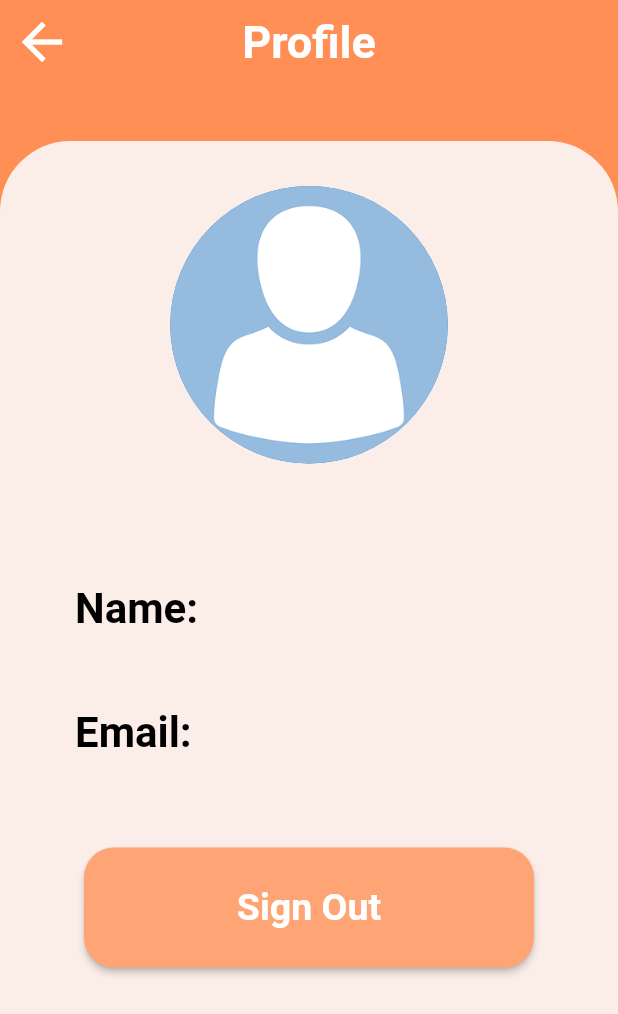
After one commit to acm-projects/RememberMe, a Flutter app: the Profile screen opened directly, on a phone screen of 412 x 824 dp. The commit adds this screen. Shown: the top 1014 px of the screen. Run offline on Flutter 3.47's test engine with Material 2 defaults, Android fonts, the light colour scheme and no system bars; our stand-ins replace carousel_slider, cloud_firestore, firebase_auth, firebase_core; accounts and stored records are empty.

Commit message:
created profile page, login and signup page now lead to a screen when signed in.

```diff
--- a/lib/screens/login.dart
+++ b/lib/screens/login.dart
@@ -1,4 +1,6 @@
+import 'package:firebase_auth/firebase_auth.dart';
 import 'package:flutter/material.dart';
+import 'profile.dart';
 import 'package:rememberme/services/authservice.dart';
 
 class LoginPage extends StatefulWidget {
@@ -10,13 +12,14 @@ class LoginPage extends StatefulWidget {
 
 class _LoginPageState extends State<LoginPage> {
   final _formKey = GlobalKey<FormState>();
+  final auth = FirebaseAuth.instance;
 
   late String _email, _password;
 
   @override
   Widget build(BuildContext context) {
     return Scaffold(
-      resizeToAvoidBottomInset: false,
+      //resizeToAvoidBottomInset: false,
       body: Stack(
         alignment: Alignment.topLeft,
         children: [
@@ -24,6 +27,7 @@ class _LoginPageState extends State<LoginPage> {
             decoration: const BoxDecoration(
               color: Color(0xFFFF8F54),
             ),
+            child: SingleChildScrollView(
               child: Column(
                 mainAxisAlignment: MainAxisAlignment.end,
                 children: <Widget> [
@@ -140,6 +144,7 @@ class _LoginPageState extends State<LoginPage> {
                 ],
               ),
             ),
+          ),
           Padding(
             padding: const EdgeInsets.fromLTRB(5, 65, 0, 0),
             child: Stack (
@@ -177,24 +182,41 @@ class _LoginPageState extends State<LoginPage> {
       ),
     );
   }
-  void _submit() {
-    ScaffoldMessenger.of(context).showSnackBar(
+
+
+
+  void _submit() async {
+    String? message = await AuthService.login(_email, _password);
+    if (message != null) {
+      print("ERROR OCCURED WHEN LOGGING IN");
+    }
+    else {
+      Navigator.of(context).pushReplacement(MaterialPageRoute(builder: (context) => Profile()));
+    }
+    //else {
+    // print
+    //}*/
+    /*ScaffoldMessenger.of(context).showSnackBar(
       SnackBar(
-        content: FutureBuilder<String?>(
+        content: FutureBuilder<String?> (
           future: AuthService.login(_email, _password),
           builder: (BuildContext context, AsyncSnapshot<String?> snapshot) {
             if (snapshot.hasData) {
-              if (snapshot.data == null) {
+              if (snapshot.data != null) {
+                return Text(snapshot.data!);
+               // Navigator.of(context).pushReplacement(MaterialPageRoute(builder: (context) => Profile()));
+
+              } else {
+                //Navigator.of(context).pushReplacement(MaterialPageRoute(builder: (context) => Profile()));
                 return const Text('Logged in!');
-              } else {
-                return Text(snapshot.data!);
               }
-            } else {
+            }
+            else {
                return const Text('Logging in...');
             }
           },
         ),
       ),
-    );
+    );*/
   }
 }
--- /dev/null
+++ b/lib/screens/profile.dart
@@ -0,0 +1,193 @@
+import 'package:flutter/material.dart';
+import 'package:rememberme/screens/login-signup.dart';
+import 'package:rememberme/services/authservice.dart';
+import 'package:firebase_auth/firebase_auth.dart';
+
+
+class Profile extends StatefulWidget {
+  const Profile({super.key});
+
+  @override
+  State<Profile> createState() => _ProfileState();
+}
+
+class _ProfileState extends State<Profile> {
+  final auth = FirebaseAuth.instance;
+
+  @override
+  Widget build(BuildContext context) {
+    return Scaffold(
+      resizeToAvoidBottomInset: false,
+        appBar: AppBar(
+          backgroundColor: const Color(0xFFFF8F54),
+          elevation: 0,
+          centerTitle: true,
+          title: const Text(
+              'Profile',
+              style: TextStyle(
+                color: Colors.white,
+                fontWeight: FontWeight.bold,
+                fontSize: 30,
+              ),
+        ),
+        leading: IconButton(
+          icon: const Icon(
+          Icons.arrow_back,
+          color: Colors.white,
+          size: 40,
+        ),
+        onPressed: () {
+            Navigator.pop(context);
+          }
+
+          ), // IconButton
+    ),
+
+      body: Stack(
+        alignment: Alignment.topLeft,
+        children: [
+          Container(
+            decoration: const BoxDecoration(
+              color: Color(0xFFFF8F54),
+            ),
+            child: Column(
+              mainAxisAlignment: MainAxisAlignment.end,
+              children: [
+                Container(
+                  height: 730,
+                  width: 500,
+                  color: Colors.transparent,
+
+                  child: Container(
+                    decoration: const BoxDecoration(
+                      color: Color.fromRGBO(251,248,248, 0.9),
+                      borderRadius: BorderRadius.only(topLeft: Radius.circular(47.0), topRight: Radius.circular(47.0), bottomLeft: Radius.zero, bottomRight: Radius.zero),
+                    ),
+                    child: Column(
+                      mainAxisAlignment: MainAxisAlignment.start,
+                      children: <Widget> [
+                        const Padding(
+                          padding: EdgeInsets.all(30),
+                          child: SizedBox(
+                            height: 185,
+                            width: 185,
+                            child: CircleAvatar(
+                              // add image to assets folder or get image from firebase and put here
+                              backgroundImage: AssetImage('assets/avatar.webp'),
+                            ),
+                          ),
+                        ),
+                        Row(
+                          children: [
+                            const Padding(
+                              padding: EdgeInsets.fromLTRB(50, 50, 0, 0),
+                              child: Text(
+                                'Name:',
+                                style: TextStyle(
+                                  color: Colors.black,
+                                  fontWeight: FontWeight.bold,
+                                  fontSize: 28,
+                                ),
+                                textAlign: TextAlign.left,
+                              ),
+                            ),
+                            Padding(
+                              padding: EdgeInsets.fromLTRB(50, 50, 0, 0),
+                              child: Text(
+                                displayName(),
+                                style: TextStyle(
+                                  color: Colors.black,
+                                  fontWeight: FontWeight.bold,
+                                  fontSize: 28,
+                                ),
+                                textAlign: TextAlign.center,
+                              ),
+                            ),
+                          ],
+                        ),
+                        Row(
+                          children: [
+                            const Padding(
+                              padding: EdgeInsets.fromLTRB(50, 50, 0, 60),
+                              child: Text(
+                                'Email:',
+                                style: TextStyle(
+                                  color: Colors.black,
+                                  fontWeight: FontWeight.bold,
+                                  fontSize: 28,
+                                ),
+                                textAlign: TextAlign.center,
+                              ),
+                            ),
+                            Padding(
+                              padding: EdgeInsets.fromLTRB(50, 50, 0, 60),
+                              child: Text(
+                                displayEmail(),
+                                style: const TextStyle(
+                                  color: Colors.black,
+                                  fontWeight: FontWeight.bold,
+                                  fontSize: 28,
+                                ),
+                                textAlign: TextAlign.center,
+                              ),
+                            ),
+                          ],
+                        ),
+                        SizedBox(
+                          height: 80,
+                          width: 300,
+                          child: ElevatedButton(
+                            onPressed: () {
+                              auth.signOut();
+                              Navigator.of(context).pushReplacement(MaterialPageRoute(builder: (context) => LoginOptions()));
+                            },
+                            style: ElevatedButton.styleFrom(
+                              backgroundColor: const Color.fromRGBO(255,164,116, 1),
+                              shape: RoundedRectangleBorder( //to set border radius to button
+                                  borderRadius: BorderRadius.circular(20)
+                              ),
+                            ),
+                            child: const Text(
+                              'Sign Out',
+                              style: TextStyle(
+                                color: Colors.white,
+                                fontWeight: FontWeight.bold,
+                                fontSize: 25,
+                              ),
+                            ),
+                          ),
+                        ),
+                      ],
+                    ),
+                  ),
+                ),
+              ],
+            ),
+          ),
+        ],
+      ),
+    );
+  }
+
+  String displayName() {
+    String name = "";
+    if (AuthService.getUser() != null) {
+      if (AuthService.getUser()?.displayName != null) {
+        name = (AuthService.getUser()?.displayName).toString();
+      }
+    }
+    return name;
+  }
+
+  String displayEmail() {
+    String email = "";
+    if (AuthService.getUser() != null) {
+      if (AuthService.getUser()?.email != null) {
+        email = (AuthService.getUser()?.email).toString();
+      }
+    }
+    return email;
+  }
+
+
+  }
--- a/lib/screens/signup.dart
+++ b/lib/screens/signup.dart
@@ -1,4 +1,5 @@
 import 'package:flutter/material.dart';
+import 'package:rememberme/screens/profile.dart';
 import 'package:rememberme/services/authservice.dart';
 
 class SignUp extends StatefulWidget {
@@ -10,6 +11,7 @@ class SignUp extends StatefulWidget {
 
 class _SignUpState extends State<SignUp> {
   final _formKey = GlobalKey<FormState>();
+  //final auth = FirebaseAuth.instance;
 
   late String _email ,_password, _name;
 
@@ -203,7 +205,17 @@ class _SignUpState extends State<SignUp> {
       ),
     );
   }
-    void _submit() async {
+
+  void _submit() async {
+    String? message = await AuthService.signup(_email, _password, _name);
+    if (message != null) {
+      print("ERROR OCCURED WHEN SIGNING UP");
+    }
+    else {
+      // change to lead to the home screen
+      Navigator.of(context).pushReplacement(MaterialPageRoute(builder: (context) => Profile()));
+    }
+    /*void _submit() async {
       ScaffoldMessenger.of(context).showSnackBar(
         SnackBar(
           content: FutureBuilder<String?>(
@@ -211,6 +223,7 @@ class _SignUpState extends State<SignUp> {
             builder: (BuildContext context, AsyncSnapshot<String?> snapshot) {
               if (snapshot.hasData) {
                 if (snapshot.data == null) {
+                 //Navigator.of(context).pushReplacement(MaterialPageRoute(builder: (context) => Profile()));
                   return const Text('Signed up!');
                 } else {
                   return Text(snapshot.data!);
@@ -221,7 +234,7 @@ class _SignUpState extends State<SignUp> {
             },
           ),
         ),
-      );
+      );*/
 
       /*String? message = await AuthService.signup(_email, _password, _name);
       if (message != null) {
--- a/lib/services/authservice.dart
+++ b/lib/services/authservice.dart
@@ -36,4 +36,5 @@ class AuthService {
       return e.message;
     }
   }
+
 }
--- a/pubspec.yaml
+++ b/pubspec.yaml
@@ -66,6 +66,7 @@ flutter:
   # To add assets to your application, add an assets section, like this:
   assets:
     - assets/OrangeFlower.jpg
+    - assets/avatar.webp
 
   # An image asset can refer to one or more resolution-specific "variants", see
   # https://flutter.dev/assets-and-images/#resolution-aware
```
Also changed, not shown: assets/avatar.webp (added). Lines whose indentation alone changed are shown as unchanged.
